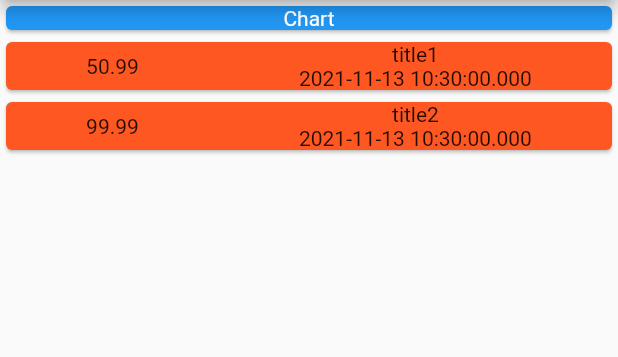
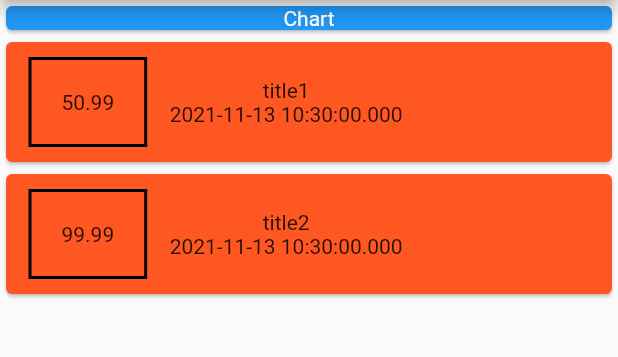
Before and after one commit to kingsmen1/Personal-Expense, a Flutter app: the screen it shows after launch, on a phone screen of 412 x 824 dp, the part 84-441 px from its top. Run offline on Flutter 3.47's test engine with Material 2 defaults, Android fonts, the phone set to English and light mode, and no system bars.

```diff
--- a/lib/main.dart
+++ b/lib/main.dart
@@ -1,5 +1,6 @@
 import 'package:flutter/cupertino.dart';
 import 'package:flutter/material.dart';
+import 'package:flutter/painting.dart';
 import './transaction.dart';
 
 void main() {
@@ -52,9 +53,15 @@ class MyApp extends StatelessWidget {
                 return Card(
                   color: Colors.deepOrange,
                   child: Row(
-                    mainAxisAlignment: MainAxisAlignment.spaceAround,
                     children: [
-                      Container(child: Text(tx.amount.toString())),
+                      Container(
+                        decoration: BoxDecoration(
+                          border: Border.all(color: Colors.black, width: 2, )
+                        ),
+                padding: EdgeInsets.all(20),
+                          margin: EdgeInsets.symmetric(
+                              vertical: 10, horizontal: 15),
+                          child: Text(tx.amount.toString())),
                       Container(
                         child: Column(
                           children: [
```
